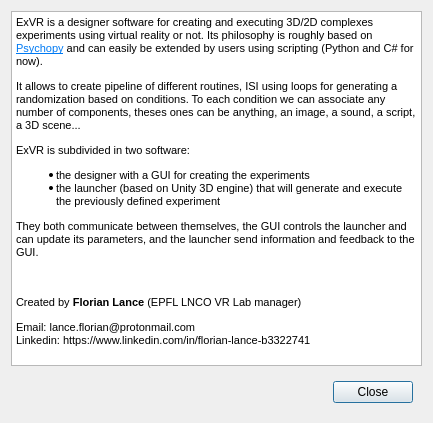
Qt form cpp-projects/exvr-designer/forms/about_dialog.ui (FlorianLance/exvr) before a commit.
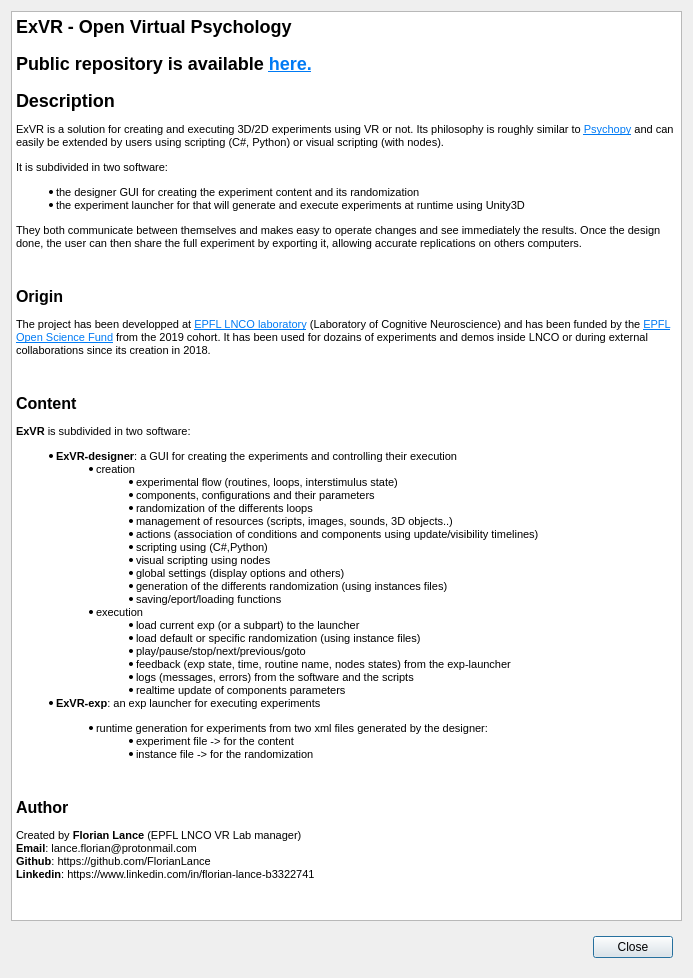
The same form after that commit.

Patch:
```diff
--- a/cpp-projects/exvr-designer/forms/about_dialog.ui
+++ b/cpp-projects/exvr-designer/forms/about_dialog.ui
@@ -6,8 +6,8 @@
    <rect>
     <x>0</x>
     <y>0</y>
-    <width>433</width>
-    <height>423</height>
+    <width>693</width>
+    <height>978</height>
    </rect>
   </property>
   <property name="windowTitle">
@@ -24,15 +24,49 @@
 &lt;html&gt;&lt;head&gt;&lt;meta name=&quot;qrichtext&quot; content=&quot;1&quot; /&gt;&lt;style type=&quot;text/css&quot;&gt;
 p, li { white-space: pre-wrap; }
 &lt;/style&gt;&lt;/head&gt;&lt;body style=&quot; font-family:'MS Shell Dlg 2'; font-size:8.25pt; font-weight:400; font-style:normal;&quot;&gt;
-&lt;p style=&quot; margin-top:12px; margin-bottom:12px; margin-left:0px; margin-right:0px; -qt-block-indent:0; text-indent:0px;&quot;&gt;&lt;span style=&quot; font-size:8pt;&quot;&gt;ExVR is a designer software for creating and executing 3D/2D complexes experiments using virtual reality or not. Its philosophy is roughly based on &lt;/span&gt;&lt;a href=&quot;https://www.psychopy.org/index.html&quot;&gt;&lt;span style=&quot; font-size:8pt; text-decoration: underline; color:#007af4;&quot;&gt;Psychopy&lt;/span&gt;&lt;/a&gt;&lt;span style=&quot; font-size:8pt;&quot;&gt; and can easily be extended by users using scripting (Python and C# for now).&lt;/span&gt;&lt;/p&gt;
-&lt;p style=&quot; margin-top:12px; margin-bottom:12px; margin-left:0px; margin-right:0px; -qt-block-indent:0; text-indent:0px;&quot;&gt;&lt;span style=&quot; font-size:8pt;&quot;&gt;It allows to create pipeline of different routines, ISI using loops for generating a randomization based on conditions. To each condition we can associate any number of components, theses ones can be anything, an image, a sound, a script, a 3D scene...&lt;/span&gt;&lt;/p&gt;
-&lt;p style=&quot; margin-top:12px; margin-bottom:12px; margin-left:0px; margin-right:0px; -qt-block-indent:0; text-indent:0px;&quot;&gt;&lt;span style=&quot; font-size:8pt;&quot;&gt;ExVR is subdivided in two software:&lt;/span&gt;&lt;/p&gt;
-&lt;ul style=&quot;margin-top: 0px; margin-bottom: 0px; margin-left: 0px; margin-right: 0px; -qt-list-indent: 1;&quot;&gt;&lt;li style=&quot; font-size:8pt;&quot; style=&quot; margin-top:12px; margin-bottom:0px; margin-left:0px; margin-right:0px; -qt-block-indent:0; text-indent:0px;&quot;&gt;the designer with a GUI for creating the experiments&lt;/li&gt;
-&lt;li style=&quot; font-size:8pt;&quot; style=&quot; margin-top:0px; margin-bottom:12px; margin-left:0px; margin-right:0px; -qt-block-indent:0; text-indent:0px;&quot;&gt;the launcher (based on Unity 3D engine) that will generate and execute the previously defined experiment&lt;/li&gt;&lt;/ul&gt;
-&lt;p style=&quot; margin-top:12px; margin-bottom:12px; margin-left:0px; margin-right:0px; -qt-block-indent:0; text-indent:0px;&quot;&gt;&lt;span style=&quot; font-size:8pt;&quot;&gt;They both communicate between themselves, the GUI controls the launcher and can update its parameters, and the launcher send information and feedback to the GUI.&lt;/span&gt;&lt;/p&gt;
+&lt;h2 style=&quot; margin-top:16px; margin-bottom:12px; margin-left:0px; margin-right:0px; -qt-block-indent:0; text-indent:0px;&quot;&gt;&lt;a name=&quot;user-content-exvr---open-virtual-psychology&quot;&gt;&lt;/a&gt;&lt;span style=&quot; font-size:8pt; font-weight:600;&quot;&gt;E&lt;/span&gt;&lt;span style=&quot; font-size:8pt; font-weight:600;&quot;&gt;xVR - Open Virtual Psychology&lt;/span&gt;&lt;/h2&gt;
+&lt;h2 style=&quot; margin-top:16px; margin-bottom:12px; margin-left:0px; margin-right:0px; -qt-block-indent:0; text-indent:0px;&quot;&gt;&lt;span style=&quot; font-size:8pt; font-weight:600;&quot;&gt;Public repository is available &lt;/span&gt;&lt;a href=&quot;https://github.com/FlorianLance/exvr&quot;&gt;&lt;span style=&quot; font-size:8pt; font-weight:600; text-decoration: underline; color:#007af4;&quot;&gt;here.&lt;/span&gt;&lt;/a&gt;&lt;/h2&gt;
+&lt;h2 style=&quot; margin-top:16px; margin-bottom:12px; margin-left:0px; margin-right:0px; -qt-block-indent:0; text-indent:0px;&quot;&gt;&lt;a name=&quot;user-content-description&quot;&gt;&lt;/a&gt;&lt;span style=&quot; font-size:8pt; font-weight:600;&quot;&gt;D&lt;/span&gt;&lt;span style=&quot; font-size:8pt; font-weight:600;&quot;&gt;escription&lt;/span&gt;&lt;/h2&gt;
+&lt;p style=&quot; margin-top:12px; margin-bottom:12px; margin-left:0px; margin-right:0px; -qt-block-indent:0; text-indent:0px;&quot;&gt;&lt;span style=&quot; font-size:8pt;&quot;&gt;ExVR is a solution for creating and executing 3D/2D experiments using VR or not. Its philosophy is roughly similar to &lt;/span&gt;&lt;a href=&quot;https://www.psychopy.org/&quot;&gt;&lt;span style=&quot; font-size:8pt; text-decoration: underline; color:#007af4;&quot;&gt;Psychopy&lt;/span&gt;&lt;/a&gt;&lt;span style=&quot; font-size:8pt;&quot;&gt; and can easily be extended by users using scripting (C#, Python) or visual scripting (with nodes).&lt;/span&gt;&lt;/p&gt;
+&lt;p style=&quot; margin-top:12px; margin-bottom:12px; margin-left:0px; margin-right:0px; -qt-block-indent:0; text-indent:0px;&quot;&gt;&lt;span style=&quot; font-size:8pt;&quot;&gt;It is subdivided in two software:&lt;/span&gt;&lt;/p&gt;
+&lt;ul style=&quot;margin-top: 0px; margin-bottom: 0px; margin-left: 0px; margin-right: 0px; -qt-list-indent: 1;&quot;&gt;&lt;li style=&quot; font-size:8pt;&quot; style=&quot; margin-top:12px; margin-bottom:0px; margin-left:0px; margin-right:0px; -qt-block-indent:0; text-indent:0px;&quot;&gt;the designer GUI for creating the experiment content and its randomization&lt;/li&gt;
+&lt;li style=&quot; font-size:8pt;&quot; style=&quot; margin-top:0px; margin-bottom:12px; margin-left:0px; margin-right:0px; -qt-block-indent:0; text-indent:0px;&quot;&gt;the experiment launcher for that will generate and execute experiments at runtime using Unity3D&lt;/li&gt;&lt;/ul&gt;
+&lt;p style=&quot; margin-top:12px; margin-bottom:12px; margin-left:0px; margin-right:0px; -qt-block-indent:0; text-indent:0px;&quot;&gt;&lt;span style=&quot; font-size:8pt;&quot;&gt;They both communicate between themselves and makes easy to operate changes and see immediately the results. Once the design done, the user can then share the full experiment by exporting it, allowing accurate replications on others computers.&lt;/span&gt;&lt;/p&gt;
 &lt;p style=&quot;-qt-paragraph-type:empty; margin-top:12px; margin-bottom:12px; margin-left:0px; margin-right:0px; -qt-block-indent:0; text-indent:0px; font-size:8pt;&quot;&gt;&lt;br /&gt;&lt;/p&gt;
-&lt;p style=&quot; margin-top:12px; margin-bottom:12px; margin-left:0px; margin-right:0px; -qt-block-indent:0; text-indent:0px;&quot;&gt;Created by &lt;span style=&quot; font-weight:600;&quot;&gt;Florian Lance&lt;/span&gt; (EPFL LNCO VR Lab manager)&lt;/p&gt;
-&lt;p style=&quot; margin-top:12px; margin-bottom:12px; margin-left:0px; margin-right:0px; -qt-block-indent:0; text-indent:0px;&quot;&gt;Email: lance.florian@protonmail.com&lt;br /&gt;Linkedin: https://www.linkedin.com/in/florian-lance-b3322741&lt;/p&gt;&lt;/body&gt;&lt;/html&gt;</string>
+&lt;p style=&quot; margin-top:12px; margin-bottom:12px; margin-left:0px; margin-right:0px; -qt-block-indent:0; text-indent:0px;&quot;&gt;&lt;span style=&quot; font-size:12pt; font-weight:600;&quot;&gt;Origin&lt;/span&gt;&lt;/p&gt;
+&lt;p style=&quot; margin-top:12px; margin-bottom:12px; margin-left:0px; margin-right:0px; -qt-block-indent:0; text-indent:0px;&quot;&gt;&lt;span style=&quot; font-size:8pt;&quot;&gt;The project has been developped at &lt;/span&gt;&lt;a href=&quot;https://www.epfl.ch/labs/lnco/&quot;&gt;&lt;span style=&quot; font-size:8pt; text-decoration: underline; color:#007af4;&quot;&gt;EPFL LNCO laboratory&lt;/span&gt;&lt;/a&gt;&lt;span style=&quot; font-size:8pt;&quot;&gt; (Laboratory of Cognitive Neuroscience) and has been funded by the &lt;/span&gt;&lt;a href=&quot;https://www.epfl.ch/research/open-science/in-practice/open-science-fund/&quot;&gt;&lt;span style=&quot; font-size:8pt; text-decoration: underline; color:#007af4;&quot;&gt;EPFL Open Science Fund&lt;/span&gt;&lt;/a&gt;&lt;span style=&quot; font-size:8pt;&quot;&gt; from the 2019 cohort. It has been used for dozains of experiments and demos inside LNCO or during external collaborations since its creation in 2018.&lt;/span&gt;&lt;/p&gt;
+&lt;p style=&quot;-qt-paragraph-type:empty; margin-top:12px; margin-bottom:12px; margin-left:0px; margin-right:0px; -qt-block-indent:0; text-indent:0px; font-size:8pt;&quot;&gt;&lt;br /&gt;&lt;/p&gt;
+&lt;p style=&quot; margin-top:12px; margin-bottom:12px; margin-left:0px; margin-right:0px; -qt-block-indent:0; text-indent:0px;&quot;&gt;&lt;span style=&quot; font-size:12pt; font-weight:600;&quot;&gt;Content&lt;/span&gt;&lt;/p&gt;
+&lt;p style=&quot; margin-top:12px; margin-bottom:12px; margin-left:0px; margin-right:0px; -qt-block-indent:0; text-indent:0px;&quot;&gt;&lt;span style=&quot; font-size:8pt; font-weight:600;&quot;&gt;ExVR&lt;/span&gt;&lt;span style=&quot; font-size:8pt;&quot;&gt; is subdivided in two software:&lt;/span&gt;&lt;/p&gt;
+&lt;ul style=&quot;margin-top: 0px; margin-bottom: 0px; margin-left: 0px; margin-right: 0px; -qt-list-indent: 1;&quot;&gt;&lt;li style=&quot; font-size:8pt;&quot; style=&quot; margin-top:12px; margin-bottom:0px; margin-left:0px; margin-right:0px; -qt-block-indent:0; text-indent:0px;&quot;&gt;&lt;span style=&quot; font-weight:600;&quot;&gt;ExVR-designer&lt;/span&gt;: a GUI for creating the experiments and controlling their execution &lt;/li&gt;
+&lt;ul style=&quot;margin-top: 0px; margin-bottom: 0px; margin-left: 0px; margin-right: 0px; -qt-list-indent: 2;&quot;&gt;&lt;li style=&quot; font-size:8pt;&quot; style=&quot; margin-top:0px; margin-bottom:0px; margin-left:0px; margin-right:0px; -qt-block-indent:0; text-indent:0px;&quot;&gt;creation &lt;/li&gt;
+&lt;ul style=&quot;margin-top: 0px; margin-bottom: 0px; margin-left: 0px; margin-right: 0px; -qt-list-indent: 3;&quot;&gt;&lt;li style=&quot; font-size:8pt;&quot; style=&quot; margin-top:0px; margin-bottom:0px; margin-left:0px; margin-right:0px; -qt-block-indent:0; text-indent:0px;&quot;&gt;experimental flow (routines, loops, interstimulus state)&lt;/li&gt;
+&lt;li style=&quot; font-size:8pt;&quot; style=&quot; margin-top:0px; margin-bottom:0px; margin-left:0px; margin-right:0px; -qt-block-indent:0; text-indent:0px;&quot;&gt;components, configurations and their parameters&lt;/li&gt;
+&lt;li style=&quot; font-size:8pt;&quot; style=&quot; margin-top:0px; margin-bottom:0px; margin-left:0px; margin-right:0px; -qt-block-indent:0; text-indent:0px;&quot;&gt;randomization of the differents loops&lt;/li&gt;
+&lt;li style=&quot; font-size:8pt;&quot; style=&quot; margin-top:0px; margin-bottom:0px; margin-left:0px; margin-right:0px; -qt-block-indent:0; text-indent:0px;&quot;&gt;management of resources (scripts, images, sounds, 3D objects..)&lt;/li&gt;
+&lt;li style=&quot; font-size:8pt;&quot; style=&quot; margin-top:0px; margin-bottom:0px; margin-left:0px; margin-right:0px; -qt-block-indent:0; text-indent:0px;&quot;&gt;actions (association of conditions and components using update/visibility timelines)&lt;/li&gt;
+&lt;li style=&quot; font-size:8pt;&quot; style=&quot; margin-top:0px; margin-bottom:0px; margin-left:0px; margin-right:0px; -qt-block-indent:0; text-indent:0px;&quot;&gt;scripting using (C#,Python)&lt;/li&gt;
+&lt;li style=&quot; font-size:8pt;&quot; style=&quot; margin-top:0px; margin-bottom:0px; margin-left:0px; margin-right:0px; -qt-block-indent:0; text-indent:0px;&quot;&gt;visual scripting using nodes&lt;/li&gt;
+&lt;li style=&quot; font-size:8pt;&quot; style=&quot; margin-top:0px; margin-bottom:0px; margin-left:0px; margin-right:0px; -qt-block-indent:0; text-indent:0px;&quot;&gt;global settings (display options and others)&lt;/li&gt;
+&lt;li style=&quot; font-size:8pt;&quot; style=&quot; margin-top:0px; margin-bottom:0px; margin-left:0px; margin-right:0px; -qt-block-indent:0; text-indent:0px;&quot;&gt;generation of the differents randomization (using instances files)&lt;/li&gt;
+&lt;li style=&quot; font-size:8pt;&quot; style=&quot; margin-top:0px; margin-bottom:0px; margin-left:0px; margin-right:0px; -qt-block-indent:0; text-indent:0px;&quot;&gt;saving/eport/loading functions&lt;/li&gt;&lt;/ul&gt;
+&lt;li style=&quot; font-size:8pt;&quot; style=&quot; margin-top:0px; margin-bottom:0px; margin-left:0px; margin-right:0px; -qt-block-indent:0; text-indent:0px;&quot;&gt;execution &lt;/li&gt;&lt;/ul&gt;
+&lt;ul style=&quot;margin-top: 0px; margin-bottom: 0px; margin-left: 0px; margin-right: 0px; -qt-list-indent: 3;&quot;&gt;&lt;li style=&quot; font-size:8pt;&quot; style=&quot; margin-top:0px; margin-bottom:0px; margin-left:0px; margin-right:0px; -qt-block-indent:0; text-indent:0px;&quot;&gt;load current exp (or a subpart) to the launcher&lt;/li&gt;
+&lt;li style=&quot; font-size:8pt;&quot; style=&quot; margin-top:0px; margin-bottom:0px; margin-left:0px; margin-right:0px; -qt-block-indent:0; text-indent:0px;&quot;&gt;load default or specific randomization (using instance files)&lt;/li&gt;
+&lt;li style=&quot; font-size:8pt;&quot; style=&quot; margin-top:0px; margin-bottom:0px; margin-left:0px; margin-right:0px; -qt-block-indent:0; text-indent:0px;&quot;&gt;play/pause/stop/next/previous/goto&lt;/li&gt;
+&lt;li style=&quot; font-size:8pt;&quot; style=&quot; margin-top:0px; margin-bottom:0px; margin-left:0px; margin-right:0px; -qt-block-indent:0; text-indent:0px;&quot;&gt;feedback (exp state, time, routine name, nodes states) from the exp-launcher&lt;/li&gt;
+&lt;li style=&quot; font-size:8pt;&quot; style=&quot; margin-top:0px; margin-bottom:0px; margin-left:0px; margin-right:0px; -qt-block-indent:0; text-indent:0px;&quot;&gt;logs (messages, errors) from the software and the scripts&lt;/li&gt;
+&lt;li style=&quot; font-size:8pt;&quot; style=&quot; margin-top:0px; margin-bottom:0px; margin-left:0px; margin-right:0px; -qt-block-indent:0; text-indent:0px;&quot;&gt;realtime update of components parameters&lt;/li&gt;&lt;/ul&gt;
+&lt;li style=&quot; font-size:8pt;&quot; style=&quot; margin-top:0px; margin-bottom:12px; margin-left:0px; margin-right:0px; -qt-block-indent:0; text-indent:0px;&quot;&gt;&lt;span style=&quot; font-weight:600;&quot;&gt;ExVR-exp&lt;/span&gt;: an exp launcher for executing experiments &lt;/li&gt;&lt;/ul&gt;
+&lt;ul style=&quot;margin-top: 0px; margin-bottom: 0px; margin-left: 0px; margin-right: 0px; -qt-list-indent: 2;&quot;&gt;&lt;li style=&quot; font-size:8pt;&quot; style=&quot; margin-top:0px; margin-bottom:0px; margin-left:0px; margin-right:0px; -qt-block-indent:0; text-indent:0px;&quot;&gt;runtime generation for experiments from two xml files generated by the designer: &lt;/li&gt;&lt;/ul&gt;
+&lt;ul style=&quot;margin-top: 0px; margin-bottom: 0px; margin-left: 0px; margin-right: 0px; -qt-list-indent: 3;&quot;&gt;&lt;li style=&quot; font-size:8pt;&quot; style=&quot; margin-top:0px; margin-bottom:0px; margin-left:0px; margin-right:0px; -qt-block-indent:0; text-indent:0px;&quot;&gt;experiment file -&amp;gt; for the content&lt;/li&gt;
+&lt;li style=&quot; font-size:8pt;&quot; style=&quot; margin-top:0px; margin-bottom:0px; margin-left:0px; margin-right:0px; -qt-block-indent:0; text-indent:0px;&quot;&gt;instance file -&amp;gt; for the randomization&lt;/li&gt;&lt;/ul&gt;
+&lt;p style=&quot;-qt-paragraph-type:empty; margin-top:12px; margin-bottom:12px; margin-left:0px; margin-right:0px; -qt-block-indent:0; text-indent:0px; font-size:8pt;&quot;&gt;&lt;br /&gt;&lt;/p&gt;
+&lt;p style=&quot; margin-top:12px; margin-bottom:12px; margin-left:0px; margin-right:0px; -qt-block-indent:0; text-indent:0px;&quot;&gt;&lt;span style=&quot; font-size:12pt; font-weight:600;&quot;&gt;Author&lt;/span&gt;&lt;/p&gt;
+&lt;p style=&quot; margin-top:12px; margin-bottom:12px; margin-left:0px; margin-right:0px; -qt-block-indent:0; text-indent:0px;&quot;&gt;Created by &lt;span style=&quot; font-weight:600;&quot;&gt;Florian Lance&lt;/span&gt; (EPFL LNCO VR Lab manager)&lt;span style=&quot; font-size:8pt;&quot;&gt;&lt;br /&gt;&lt;/span&gt;&lt;span style=&quot; font-weight:600;&quot;&gt;Email&lt;/span&gt;: lance.florian@protonmail.com&lt;br /&gt;&lt;span style=&quot; font-weight:600;&quot;&gt;Github&lt;/span&gt;: &lt;span style=&quot; font-size:8pt;&quot;&gt;https://github.com/FlorianLance&lt;/span&gt;&lt;br /&gt;&lt;span style=&quot; font-weight:600;&quot;&gt;Linkedin&lt;/span&gt;: https://www.linkedin.com/in/florian-lance-b3322741&lt;/p&gt;&lt;/body&gt;&lt;/html&gt;</string>
+     </property>
+     <property name="textInteractionFlags">
+      <set>Qt::LinksAccessibleByMouse|Qt::TextSelectableByMouse</set>
      </property>
     </widget>
    </item>
```
